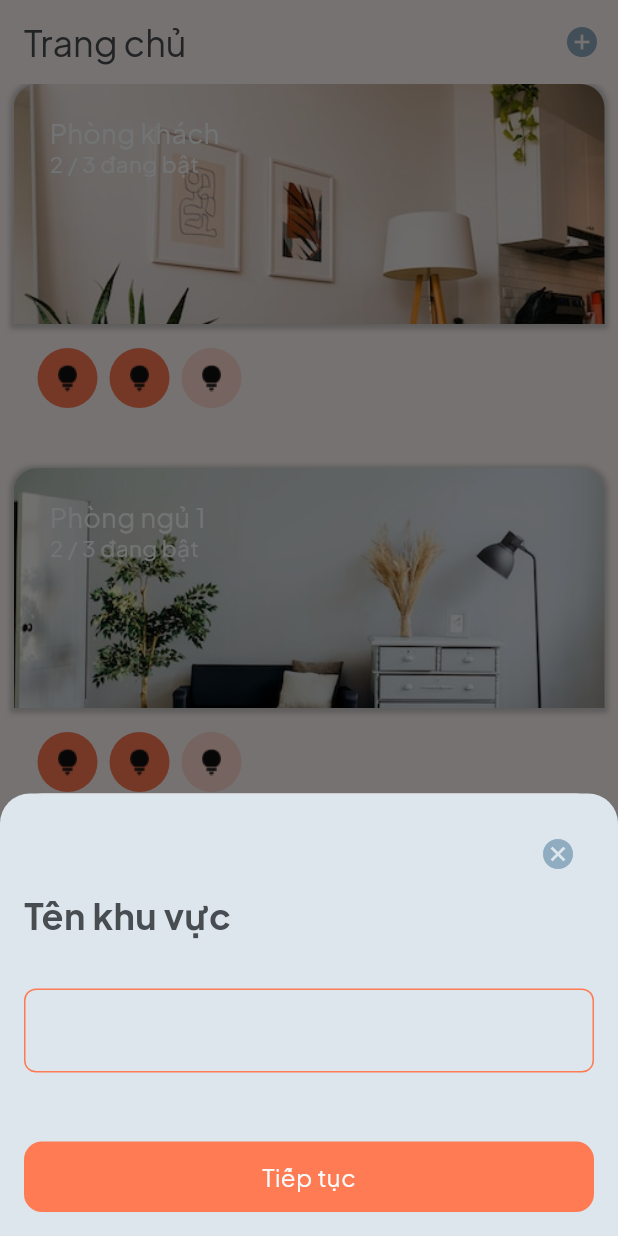
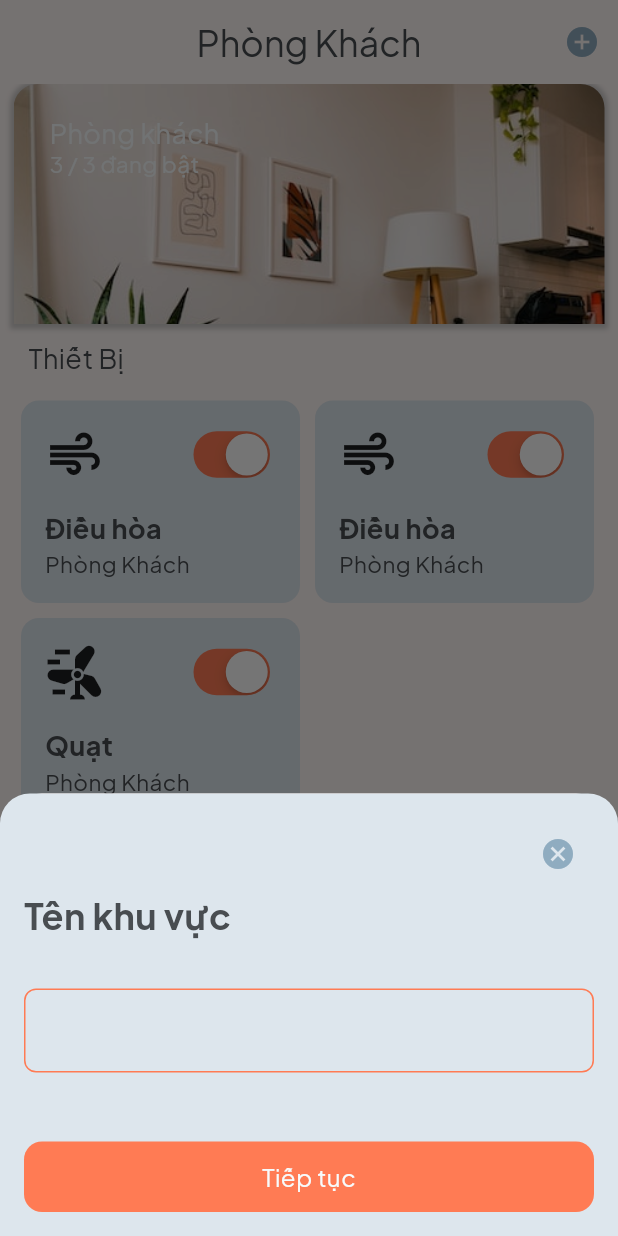
Before and after one commit to doanvanquoc/iot_app, a Flutter app: the screen it shows after launch, after a tap on the "add circle" icon, on a phone screen of 412 x 824 dp. Run offline on Flutter 3.47's test engine with Material 2 defaults, Android fonts, the phone set to English and light mode, and no system bars; our stand-ins replace firebase_core, font_awesome_flutter, get, google_fonts, lottie; accounts and stored records are empty.

Commit message:
new detail room

```diff
--- a/lib/main.dart
+++ b/lib/main.dart
@@ -1,8 +1,7 @@
 import 'package:flutter/material.dart';
 import 'package:get/get.dart';
-import 'package:get/instance_manager.dart';
 import 'package:google_fonts/google_fonts.dart';
-import 'package:iot_app/views/home/home_screen.dart';
+import 'package:iot_app/views/home/living_screen.dart';
 
 
 void main() {
@@ -23,7 +22,7 @@ class MyApp extends StatelessWidget {
         useMaterial3: true,
         fontFamily: GoogleFonts.plusJakartaSans().fontFamily,
       ),
-      home: const HomeScreen(),
+      home: const living_Screen(),
     );
   }
 }
--- /dev/null
+++ b/lib/view_models/detail_room_model/view.dart
@@ -0,0 +1,19 @@
+import 'package:get/get.dart';
+
+
+class viewModel extends GetxController{
+  var currentIndex=0.obs;
+  var checkState=false.obs;
+  var selectedState=0.obs;
+
+  @override
+  void onHandelSwitch(pres)
+  {
+    checkState.value=pres;
+  }
+  void onTapRoom(index)
+  {
+    selectedState.value=index;
+  }
+
+}
--- a/lib/view_models/home_view_model/add_room_viewmodel.dart
+++ b/lib/view_models/home_view_model/add_room_viewmodel.dart
@@ -38,21 +38,21 @@
       Room(
         name: 'Phòng khách',
         totalDevices: 3,
-        turningDevices: 2,
+        turningDevices: 3,
         imgUrl: 'assets/images/living_room.png',
       ),
-      Room(
-        name: 'Phòng ngủ 1',
-        totalDevices: 3,
-        turningDevices: 2,
-        imgUrl: 'assets/images/bed_room1.png',
-      ),
-      Room(
-        name: 'Phòng ngủ 2',
-        totalDevices: 3,
-        turningDevices: 2,
-        imgUrl: 'assets/images/bed_room2.png',
-      ),
+      // Room(
+      //   name: 'Phòng ngủ 1',
+      //   totalDevices: 3,
+      //   turningDevices: 2,
+      //   imgUrl: 'assets/images/bed_room1.png',
+      // ),
+      // Room(
+      //   name: 'Phòng ngủ 2',
+      //   totalDevices: 3,
+      //   turningDevices: 2,
+      //   imgUrl: 'assets/images/bed_room2.png',
+      // ),
     ];
     super.onInit();
   }
--- /dev/null
+++ b/lib/views/home/living_screen.dart
@@ -0,0 +1,45 @@
+import 'package:flutter/material.dart';
+import 'package:get/get.dart';
+import 'package:iot_app/common/apps/app_color.dart';
+import 'package:iot_app/common/apps/app_style.dart';
+import 'package:iot_app/common/widgets/my_bottom_nav_bar.dart';
+import 'package:iot_app/view_models/home_view_model/add_room_viewmodel.dart';
+import 'package:iot_app/views/home/widgets/living_room.dart';
+
+
+class living_Screen extends StatelessWidget {
+  const living_Screen({super.key});
+
+
+  @override
+  Widget build(BuildContext context) {
+       final addRoomViewModel = Get.put(AddRoomViewModel());
+    return  Scaffold(
+      appBar: AppBar(
+        surfaceTintColor: Colors.transparent,
+         title: const Text('Phòng Khách', style: AppStyle.appBarText),
+         centerTitle: true,
+          actions: [
+          IconButton(
+            onPressed: addRoomViewModel.showModalBottomSheetAction,
+            icon: const Icon(
+              Icons.add_circle,
+              color: AppColor.secondaryColor,
+            ),
+          ),
+        ],
+      ),
+      body:
+      Obx(
+        () => ListView.builder(
+          padding: const EdgeInsets.symmetric(horizontal: 9),
+          itemCount: addRoomViewModel.rooms.length,
+          itemBuilder: (_, index) {
+            return Living_Item(room:addRoomViewModel.rooms[index],);
+          },
+        ),
+      ),
+       bottomNavigationBar: const MyBottomNavBar(),
+    );
+  }
+}
--- /dev/null
+++ b/lib/views/home/widgets/living_room.dart
@@ -0,0 +1,98 @@
+import 'package:flutter/material.dart';
+import 'package:get/get.dart';
+import 'package:iot_app/common/widgets/my_card.dart';
+import 'package:iot_app/models/room.dart';
+import 'package:iot_app/common/apps/app_style.dart';
+import 'package:iot_app/view_models/detail_room_model/view.dart';
+class Living_Item extends StatelessWidget {
+    Living_Item({super.key, required this.room});
+    final Room room;
+    bool isswit=false;
+
+  @override
+  Widget build(BuildContext context) {
+    viewModel view = Get.put(viewModel());
+    return Column(
+      crossAxisAlignment: CrossAxisAlignment.start,
+      children: [
+       Stack(
+          children: [
+            Container(
+              decoration: BoxDecoration(
+                boxShadow: [
+                  BoxShadow(
+                    color: Colors.grey.withOpacity(.5),
+                    blurRadius: 2,
+                    spreadRadius: 2,
+                    offset: const Offset(0, 1),
+                  )
+                ],
+                borderRadius: const BorderRadius.only(
+                  topLeft: Radius.circular(16),
+                  topRight: Radius.circular(16),
+                ),
+                image: const DecorationImage(
+                  image: AssetImage("assets/images/living_room.png"),
+                  fit: BoxFit.cover,
+                ),
+              ),
+              height: 160,
+            ),
+            Positioned(
+              top: 20,
+              left: 24,
+              child: Text(room.name, style: AppStyle.onImagePrimaryText),
+            ),
+            Positioned(
+              top: 42,
+              left: 24,
+              child: Text(
+                '${room.turningDevices} / ${room.totalDevices} đang bật',
+                style: AppStyle.onImageSecondaryText,
+              ),
+            ),
+          ],
+        ),
+        const Padding(
+          padding: EdgeInsets.all(10.0),
+          child: Text("Thiết Bị",style: TextStyle(  color: Color(0xff484D51),
+            fontSize: 18,)),
+        ),
+          Row(
+            crossAxisAlignment: CrossAxisAlignment.start,
+          children: [
+            Padding(
+              padding: const EdgeInsets.all(5.0),
+              child: MyCard(deviceName: "Điều hòa",
+              area: "Phòng Khách",
+               icon: Icons.air,
+                onChanged: view.onHandelSwitch,
+                value: true
+                ),
+            ),
+
+              Padding(
+                padding: const EdgeInsets.all(5.0),
+                child: MyCard(deviceName: "Điều hòa",
+              area: "Phòng Khách",
+               icon: Icons.air,
+                onChanged: view.onHandelSwitch,
+                value: true
+                ),
+              )
+          ],
+        ),
+         Padding(
+                padding: const EdgeInsets.all(5.0),
+                child: MyCard(deviceName: "Quạt",
+              area: "Phòng Khách",
+               icon: Icons.wind_power,
+                onChanged: view.onHandelSwitch,
+                value: true
+                ),
+              )
+             // GridView(gridDelegate: gridDelegate)
+       ],
+    );
+  }
+}
```
